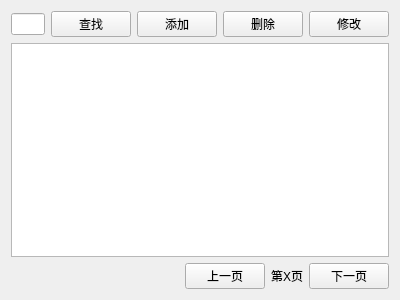
Before: the Qt Designer form medicalrecordview.ui in zhuguotiao/Lab, drawn with Qt 5.
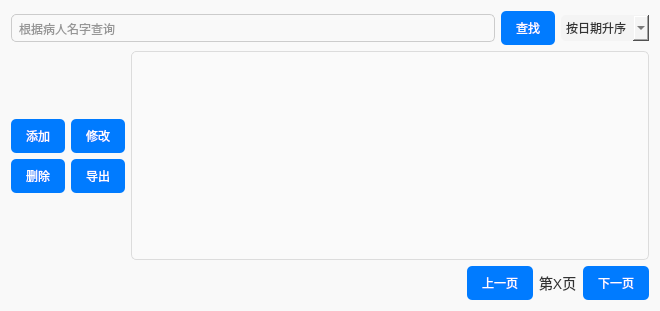
After: the same form once the commit is applied.

```diff
--- a/medicalrecordview.ui
+++ b/medicalrecordview.ui
@@ -6,18 +6,56 @@
    <rect>
     <x>0</x>
     <y>0</y>
-    <width>400</width>
-    <height>300</height>
+    <width>660</width>
+    <height>311</height>
    </rect>
   </property>
   <property name="windowTitle">
    <string>就诊记录管理</string>
   </property>
-<layout class="QVBoxLayout" name="verticalLayout">
+  <property name="styleSheet">
+   <string notr="true">
+    QWidget {
+        background-color: #f9f9f9;
+        font-family: &quot;Arial&quot;, sans-serif;
+        color: #333;
+    }
+    QLineEdit {
+        border: 1px solid #ccc;
+        border-radius: 5px;
+        padding: 5px;
+    }
+    QPushButton {
+        background-color: #007bff;
+        color: white;
+        border: none;
+        border-radius: 5px;
+        padding: 8px 15px;
+    }
+    QPushButton:hover {
+        background-color: #0056b3;
+    }
+    QTableView {
+        border: 1px solid #ddd;
+        background-color: white;
+        gridline-color: #eee;
+        selection-background-color: #cce5ff;
+        selection-color: #000;
+    }
+    QLabel {
+        font-size: 14px;
+    }
+   </string>
+  </property>
+  <layout class="QVBoxLayout" name="verticalLayout_2">
    <item>
     <layout class="QHBoxLayout" name="horizontalLayout">
      <item>
-      <widget class="QLineEdit" name="lineEdit"/>
+      <widget class="QLineEdit" name="textSearch">
+       <property name="placeholderText">
+        <string>根据病人名字查询</string>
+       </property>
+      </widget>
      </item>
      <item>
       <widget class="QPushButton" name="btSearch">
@@ -27,30 +65,119 @@
       </widget>
      </item>
      <item>
-      <widget class="QPushButton" name="btAdd">
-       <property name="text">
-        <string>添加</string>
+      <widget class="QComboBox" name="orderCombo">
+       <property name="styleSheet">
+        <string notr="true">QComboBox {
+          background-color: #f4f4f4;
+          border-radius: 5px;
+          padding: 5px;
+         }
+        </string>
        </property>
-      </widget>
-     </item>
-     <item>
-      <widget class="QPushButton" name="btDelete">
-       <property name="text">
-        <string>删除</string>
-       </property>
-      </widget>
-     </item>
-     <item>
-      <widget class="QPushButton" name="btEdit">
-       <property name="text">
-        <string>修改</string>
-       </property>
+       <item>
+        <property name="text">
+         <string>按日期升序</string>
+        </property>
+       </item>
+       <item>
+        <property name="text">
+         <string>按日期降序</string>
+        </property>
+       </item>
       </widget>
      </item>
     </layout>
    </item>
    <item>
-    <widget class="QTableView" name="tableView"/>
+    <layout class="QHBoxLayout" name="horizontalLayout_3">
+     <item>
+      <layout class="QVBoxLayout" name="verticalLayout">
+       <item>
+        <spacer name="verticalSpacer">
+         <property name="orientation">
+          <enum>Qt::Orientation::Vertical</enum>
+         </property>
+         <property name="sizeHint" stdset="0">
+          <size>
+           <width>20</width>
+           <height>40</height>
+          </size>
+         </property>
+        </spacer>
+       </item>
+       <item>
+        <layout class="QFormLayout" name="formLayout">
+         <item row="0" column="0">
+          <widget class="QPushButton" name="btAdd">
+           <property name="text">
+            <string>添加</string>
+           </property>
+          </widget>
+         </item>
+         <item row="0" column="1">
+          <widget class="QPushButton" name="btEdit">
+           <property name="text">
+            <string>修改</string>
+           </property>
+          </widget>
+         </item>
+         <item row="1" column="0">
+          <widget class="QPushButton" name="btDelete">
+           <property name="text">
+            <string>删除</string>
+           </property>
+          </widget>
+         </item>
+         <item row="1" column="1">
+          <widget class="QPushButton" name="btExport">
+           <property name="text">
+            <string>导出</string>
+           </property>
+          </widget>
+         </item>
+        </layout>
+       </item>
+       <item>
+        <spacer name="verticalSpacer_2">
+         <property name="orientation">
+          <enum>Qt::Orientation::Vertical</enum>
+         </property>
+         <property name="sizeHint" stdset="0">
+          <size>
+           <width>20</width>
+           <height>40</height>
+          </size>
+         </property>
+        </spacer>
+       </item>
+      </layout>
+     </item>
+     <item>
+      <widget class="QTableView" name="tableView">
+       <property name="styleSheet">
+        <string notr="true"> QTableView {
+        border: 1px solid #dcdcdc;
+        border-radius: 5px;
+        background-color: #fafafa;
+       }
+       QTableView::item {
+        padding: 8px;
+       }
+       QTableView::horizontalHeader {
+        background-color: #2196F3;
+        color: white;
+       }
+       QTableView::verticalHeader {
+        background-color: #f0f0f0;
+       }
+       QTableView::item:selected {
+        background-color: #4CAF50;
+        color: white;
+       }</string>
+       </property>
+      </widget>
+     </item>
+    </layout>
    </item>
    <item>
     <layout class="QHBoxLayout" name="horizontalLayout_2">
```
